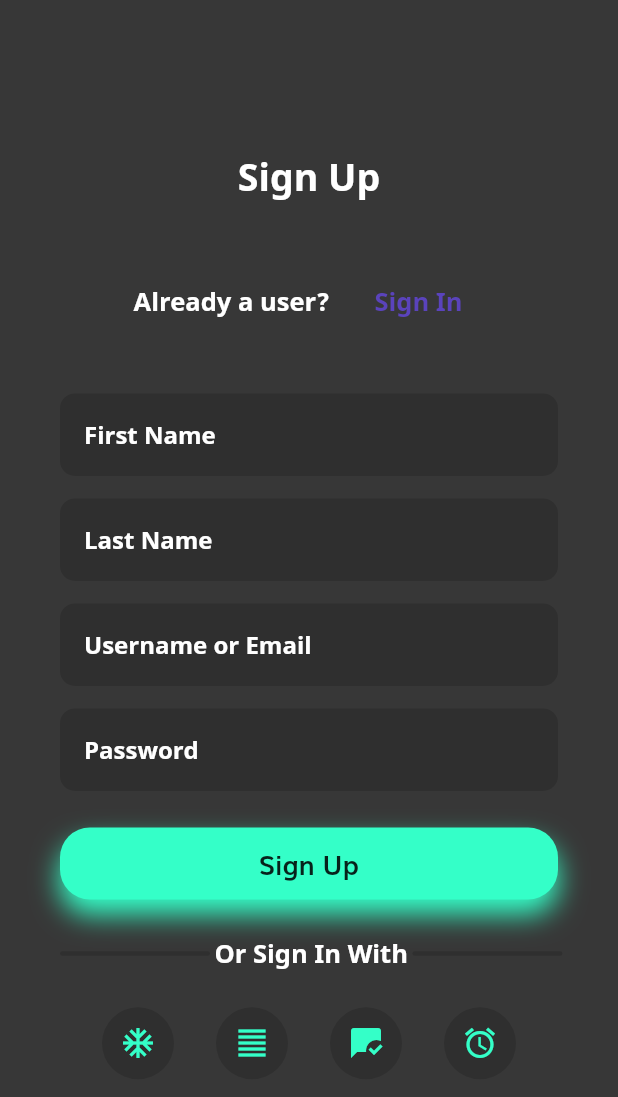
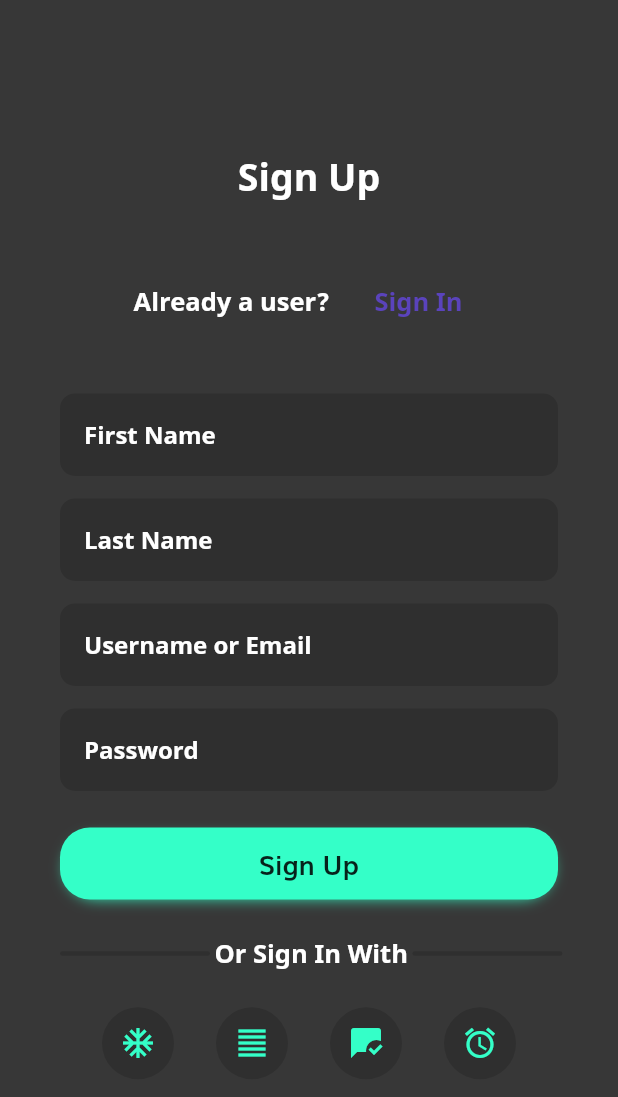
Before and after one commit to AkhilR0/Codr, a Flutter app: the screen it shows after launch, after a tap on "Create an Account", after a tap on "Sign Up", on a phone screen of 412 x 824 dp. Shown: the top 1097 px of the screen. Run offline on Flutter 3.47's test engine with Material 2 defaults, Android fonts, the phone set to English and light mode, and no system bars; our stand-ins replace firebase_auth, firebase_core, flutter_chips_input, google_sign_in; missing offline and left inert: flutter_facebook_auth, github_sign_in; accounts and stored records are empty.

Commit message:
Debugged a little

```diff
--- a/lib/main.dart
+++ b/lib/main.dart
@@ -19,22 +19,6 @@
     userID = FirebaseAuth.instance.currentUser;
   }
   runApp(App());
-}
-
-extension HexColor on Color {
-  static Color fromHex(String hexString) {
-    final buffer = StringBuffer();
-    if (hexString.length == 6 || hexString.length == 7) buffer.write('ff');
-    buffer.write(hexString.replaceFirst('#', ''));
-    return Color(int.parse(buffer.toString(), radix: 16));
-  }
-
-  /// Prefixes a hash sign if [leadingHashSign] is set to `true` (default is `true`).
-  String toHex({bool leadingHashSign = true}) => '${leadingHashSign ? '#' : ''}'
-      '${alpha.toRadixString(16).padLeft(2, '0')}'
-      '${red.toRadixString(16).padLeft(2, '0')}'
-      '${green.toRadixString(16).padLeft(2, '0')}'
-      '${blue.toRadixString(16).padLeft(2, '0')}';
 }
 
 class App extends StatelessWidget {
@@ -114,7 +98,7 @@
       title: 'Codr',
       theme: ThemeData(
         primaryColor: Color(0xFF2F2F2F),
-        accentColor: HexColor.fromHex('#34ffc8'),
+        accentColor: Color(0xFF34ffc8),
         primaryColorLight: Color(0xFF373737),
         buttonColor: Color(0xff5A43BC),
         fontFamily: 'Muli',
--- a/lib/newPost.dart
+++ b/lib/newPost.dart
@@ -240,7 +240,6 @@
             ),
           ),
         );
-        // navigationBar.onTap(2);
       },
       padding: EdgeInsets.all(0),
     );
--- a/lib/signIn.dart
+++ b/lib/signIn.dart
@@ -2,6 +2,7 @@
 import 'package:firebase_auth/firebase_auth.dart';
 import 'auth.dart';
 import 'signUp.dart';
+import 'pageAnimation.dart';
 
 String username;
 String password;
@@ -49,10 +50,10 @@
                     height: 55,
                     child: Center(
                         child: GrayTextField("Username or Email", Colors.white,
-                            false, 55, username)),
+                            false, 55, "Username")),
                   ),
                   SizedBox(height: 15),
-                  GrayTextField("Password", Colors.white, true, 55, password)
+                  GrayTextField("Password", Colors.white, true, 55, "Password")
                 ],
               ),
             ),
@@ -74,10 +75,29 @@
               child: RawMaterialButton(
                   onPressed: () async {
                     try {
+                      print(username);
                       UserCredential userCredential = await FirebaseAuth
                           .instance
                           .signInWithEmailAndPassword(
                               email: username, password: password);
+                      userID = userCredential.user;
+                      // Check if user properly signed in
+                      if (userID != null &&
+                          !userID.isAnonymous &&
+                          await userID.getIdToken() != null) {
+                        final User currentUser =
+                            FirebaseAuth.instance.currentUser;
+                        if (userID.uid == currentUser.uid) {
+                          Navigator.pop(context);
+                          Navigator.of(context).push(
+                            MaterialPageRoute(
+                              builder: (context) {
+                                return MainScreen();
+                              },
+                            ),
+                          );
+                        }
+                      }
                     } on FirebaseAuthException catch (e) {
                       if (e.code == 'user-not-found') {
                         print('No user found for that email.');
@@ -88,15 +108,16 @@
                   },
                   child: Container(
                     decoration: BoxDecoration(
-                        borderRadius: BorderRadius.all(Radius.circular(20)),
-                        color: Theme.of(context).accentColor,
-                        boxShadow: [
-                          BoxShadow(
-                              color: Theme.of(context).accentColor,
-                              spreadRadius: 0.000001,
-                              blurRadius: 15,
-                              offset: Offset(0, 10))
-                        ]),
+                      borderRadius: BorderRadius.all(Radius.circular(20)),
+                      color: Theme.of(context).accentColor,
+                      boxShadow: [
+                        BoxShadow(
+                            color: Theme.of(context).accentColor,
+                            offset: Offset(0, 3),
+                            blurRadius: 8,
+                            spreadRadius: -4)
+                      ],
+                    ),
                     height: 48,
                     child: Center(
                       child: Text("Sign In",
@@ -244,8 +265,8 @@
   final bool obs;
   final Color txtColor;
   final double heig;
-  String input;
-  GrayTextField(this.theText, this.txtColor, this.obs, this.heig, this.input);
+  final String sinput;
+  GrayTextField(this.theText, this.txtColor, this.obs, this.heig, this.sinput);
   @override
   Widget build(BuildContext context) {
     return Container(
@@ -259,8 +280,30 @@
         child: Center(
           child: TextFormField(
             onChanged: (value) {
-              input = value;
-              print(input);
+              switch (sinput) {
+                case "First Name":
+                  {
+                    firstName = value;
+                  }
+                  break;
+
+                case "Last Name":
+                  {
+                    lastName = value;
+                  }
+                  break;
+
+                case "Username":
+                  {
+                    username = value;
+                  }
+                  break;
+                case "Password":
+                  {
+                    password = value;
+                  }
+                  break;
+              }
             },
             obscureText: obs,
             style: TextStyle(color: txtColor, fontFamily: 'NotoSans'),
--- a/lib/signUp.dart
+++ b/lib/signUp.dart
@@ -1,5 +1,7 @@
 import 'package:flutter/material.dart';
 import 'signIn.dart';
+import 'package:firebase_auth/firebase_auth.dart';
+import 'pageAnimation.dart';
 
 String firstName;
 String lastName;
@@ -59,20 +61,60 @@
               child: Column(
                 children: [
                   GrayTextField(
-                      "First Name", Colors.white, false, 55, firstName),
-                  SizedBox(height: 15),
-                  GrayTextField("Last Name", Colors.white, false, 55, lastName),
+                      "First Name", Colors.white, false, 55, "First Name"),
                   SizedBox(height: 15),
                   GrayTextField(
-                      "Username or Email", Colors.white, false, 55, username),
+                      "Last Name", Colors.white, false, 55, "Last Name"),
                   SizedBox(height: 15),
-                  GrayTextField("Password", Colors.white, true, 55, password),
+                  GrayTextField(
+                      "Username or Email", Colors.white, false, 55, "Username"),
+                  SizedBox(height: 15),
+                  GrayTextField("Password", Colors.white, true, 55, "Password"),
                 ],
               ),
             ),
             Container(
               child: RawMaterialButton(
-                  onPressed: () {},
+                  onPressed: () async {
+                    try {
+                      UserCredential userCredential = await FirebaseAuth
+                          .instance
+                          .createUserWithEmailAndPassword(
+                        email: username,
+                        password: password,
+                      );
+                      userID = userCredential.user;
+                      // Check if user properly signed in
+                      if (userID != null &&
+                          !userID.isAnonymous &&
+                          await userID.getIdToken() != null) {
+                        userID.updateProfile(
+                            displayName: "$firstName $lastName");
+                        final User currentUser =
+                            FirebaseAuth.instance.currentUser;
+                        if (userID.uid == currentUser.uid) {
+                          Navigator.pop(context);
+                          Navigator.of(context).push(
+                            MaterialPageRoute(
+                              builder: (context) {
+                                return MainScreen();
+                              },
+                            ),
+                          );
+                        }
+                      }
+                      // Otherwise, return nothing
+                      return null;
+                    } on FirebaseAuthException catch (e) {
+                      if (e.code == 'weak-password') {
+                        print('The password provided is too weak.');
+                      } else if (e.code == 'email-already-in-use') {
+                        print('The account already exists for that email.');
+                      }
+                    } catch (e) {
+                      print(e);
+                    }
+                  },
                   child: Container(
                     decoration: BoxDecoration(
                       borderRadius: BorderRadius.all(Radius.circular(20)),
@@ -80,10 +122,11 @@
                       boxShadow: [
                         BoxShadow(
                             color: Theme.of(context).accentColor,
-                              spreadRadius: 0.000001,
-                              blurRadius: 15,
-                              offset: Offset(0, 10))
-                        ]),
+                            offset: Offset(0, 3),
+                            blurRadius: 8,
+                            spreadRadius: -4)
+                      ],
+                    ),
                     height: 48,
                     child: Center(
                       child: Text("Sign Up",
```
Also changed, not shown: lib/commonContainer.dart (+9 -3 lines), lib/grid.dart (+17 -3 lines), lib/notifications.dart (+7 -0 lines), lib/settings.dart (+21 -4 lines). Lines whose indentation alone changed are shown as unchanged.
